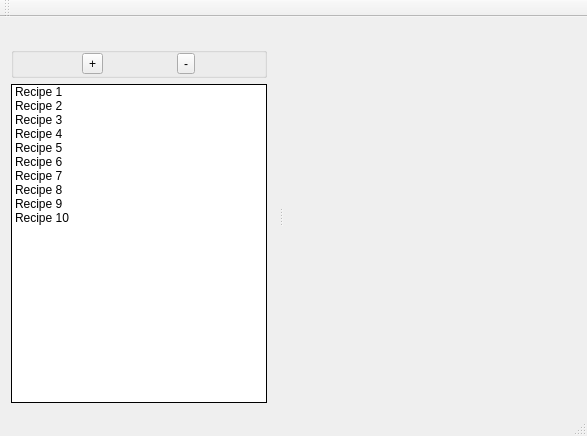
Qt form Personal-Recipe-Scanner/mainwindow.ui (pateca26/Personal-Recipe-Database) before a commit.
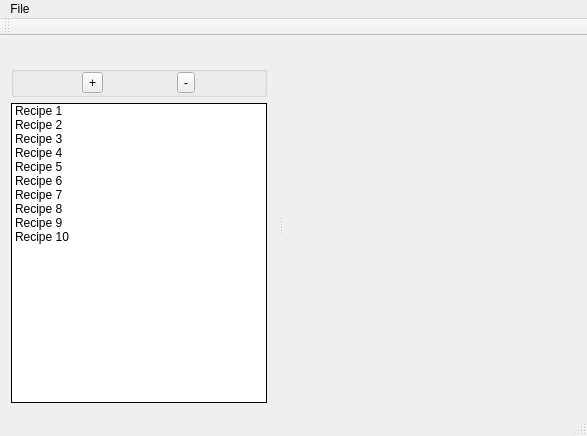
The same form after that commit.

Commit message: added close option to file menu

The edit to the form file:
```diff
--- a/Personal-Recipe-Scanner/mainwindow.ui
+++ b/Personal-Recipe-Scanner/mainwindow.ui
@@ -25,6 +25,13 @@
      <height>22</height>
     </rect>
    </property>
+   <widget class="QMenu" name="menuFile">
+    <property name="title">
+     <string>File</string>
+    </property>
+    <addaction name="actionClose"/>
+   </widget>
+   <addaction name="menuFile"/>
   </widget>
   <widget class="QToolBar" name="mainToolBar">
    <attribute name="toolBarArea">
```
Left out of the diff: 26 changed lines with no effect on the pictures. The commit also changes 4 other files.
